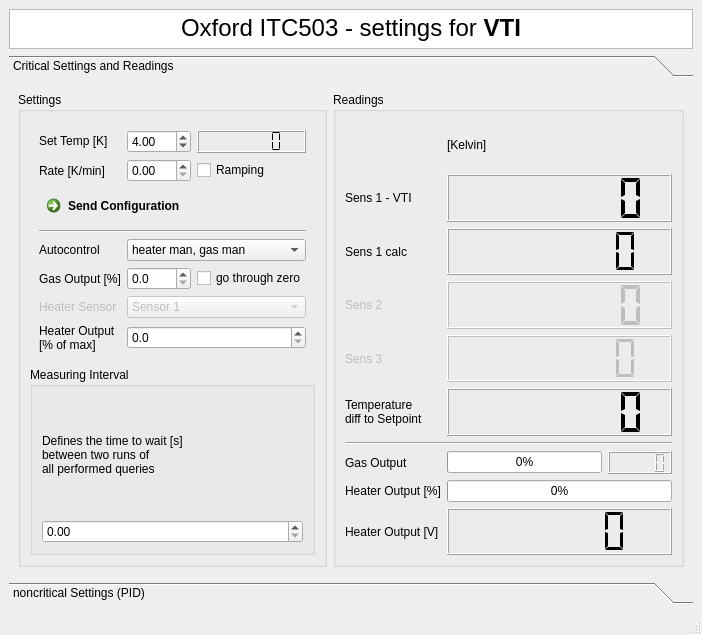
First picture: the form in CryostatGUI/Oxford/itc503_main.ui, repository Cryostat-GUI/Cryostat-GUI, before the edit.
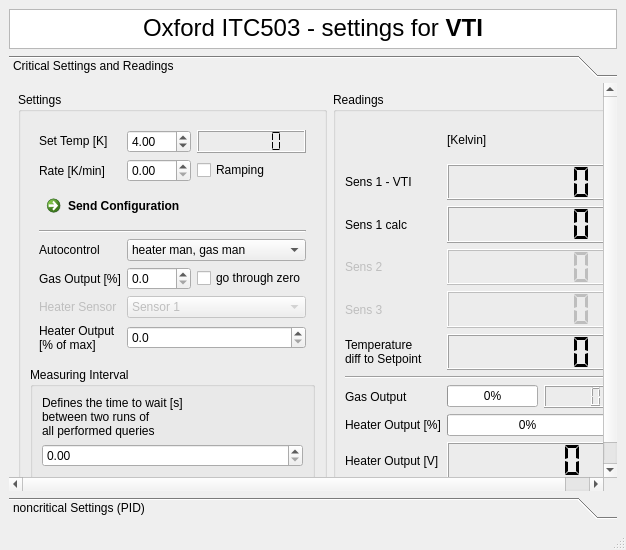
Second picture: the form after the edit. The open tabs and pages were chosen to show the change.

Patch:
```diff
--- a/CryostatGUI/Oxford/itc503_main.ui
+++ b/CryostatGUI/Oxford/itc503_main.ui
@@ -6,8 +6,8 @@
    <rect>
     <x>0</x>
     <y>0</y>
-    <width>702</width>
-    <height>635</height>
+    <width>626</width>
+    <height>550</height>
    </rect>
   </property>
   <property name="windowTitle">
@@ -33,7 +33,7 @@
        <string>&lt;!DOCTYPE HTML PUBLIC &quot;-//W3C//DTD HTML 4.0//EN&quot; &quot;http://www.w3.org/TR/REC-html40/strict.dtd&quot;&gt;
 &lt;html&gt;&lt;head&gt;&lt;meta name=&quot;qrichtext&quot; content=&quot;1&quot; /&gt;&lt;style type=&quot;text/css&quot;&gt;
 p, li { white-space: pre-wrap; }
-&lt;/style&gt;&lt;/head&gt;&lt;body style=&quot; font-family:'MS Shell Dlg 2'; font-size:7.8pt; font-weight:400; font-style:normal;&quot;&gt;
+&lt;/style&gt;&lt;/head&gt;&lt;body style=&quot; font-family:'MS Shell Dlg 2'; font-size:8.25pt; font-weight:400; font-style:normal;&quot;&gt;
 &lt;p align=&quot;center&quot; style=&quot; margin-top:0px; margin-bottom:0px; margin-left:0px; margin-right:0px; -qt-block-indent:0; text-indent:0px;&quot;&gt;&lt;span style=&quot; font-size:18pt;&quot;&gt;Oxford ITC503 - settings for&lt;/span&gt;&lt;span style=&quot; font-size:18pt; font-weight:600;&quot;&gt; VTI&lt;/span&gt;&lt;/p&gt;&lt;/body&gt;&lt;/html&gt;</string>
       </property>
      </widget>
@@ -42,8 +42,8 @@
      <widget class="QToolBox" name="toolBox">
       <property name="minimumSize">
        <size>
-        <width>680</width>
-        <height>515</height>
+        <width>608</width>
+        <height>445</height>
        </size>
       </property>
       <property name="frameShape">
@@ -60,8 +60,8 @@
         <rect>
          <x>0</x>
          <y>0</y>
-         <width>680</width>
-         <height>453</height>
+         <width>608</width>
+         <height>391</height>
         </rect>
        </property>
        <attribute name="label">
```
Left out of the diff: 10 changed lines with no effect on the pictures.
